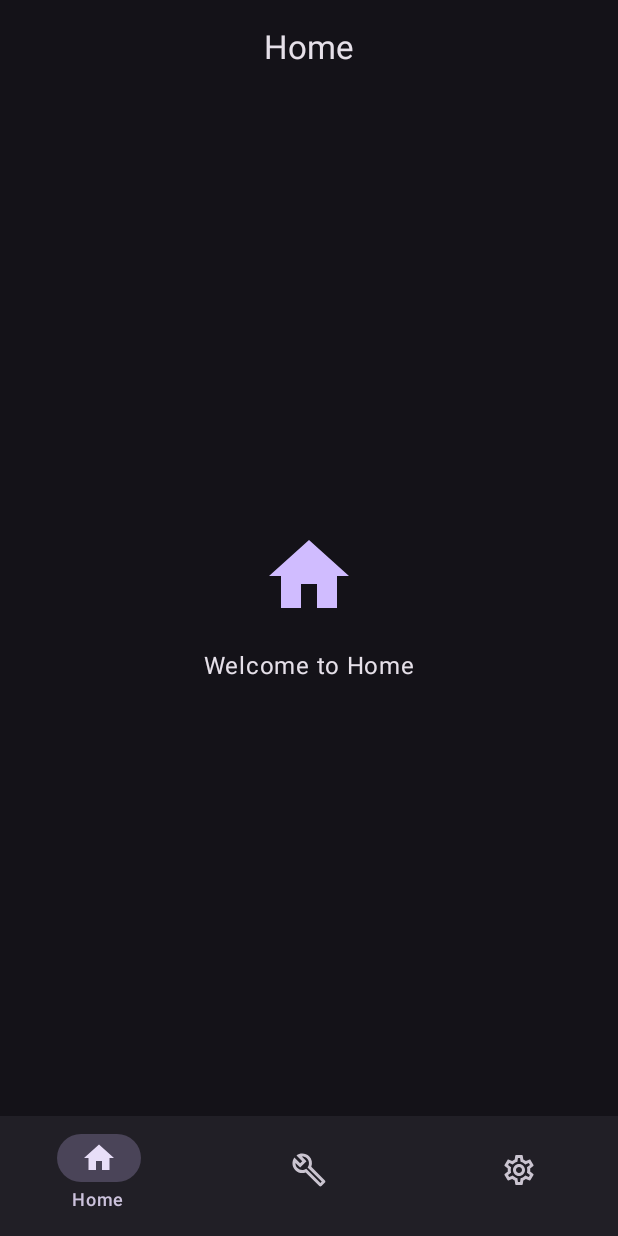
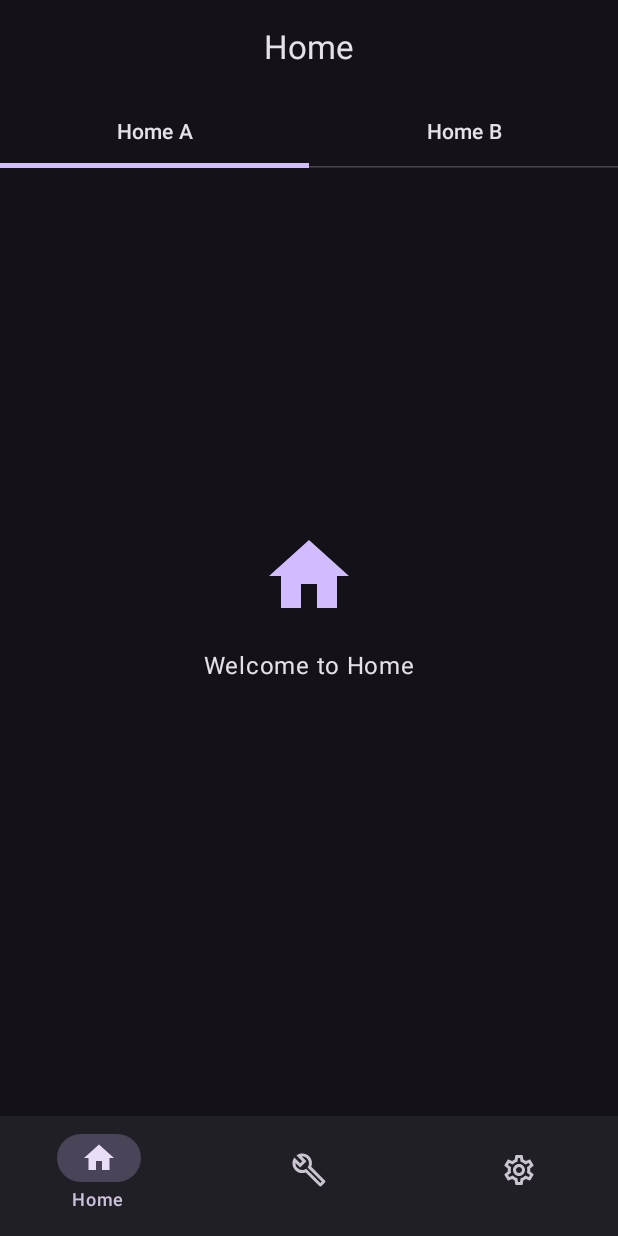
Before and after one commit to Kitsuri-Studios/Mirage, an Android app built with Jetpack Compose: the screen it shows after launch (MainActivity), on a phone screen of 412 x 824 dp. Run offline under Robolectric (Android 15) with nearby library versions, the light colour scheme and no system bars.

Commit message:
fix nav tab transition, add secondary tab row to home screen (placebo)

```diff
--- /dev/null
+++ b/app/src/main/java/io/kitsuri/m1rage/navigation/HomeScreen.kt
@@ -0,0 +1,10 @@
+package io.kitsuri.m1rage.navigation
+
+// secondary tab row for HomeScreen - fzul
+enum class HomeScreen(
+    val route: String,
+    val title: String
+) {
+    HomeScreenA("home_a", "Home A"),
+    HomeScreenB("home_b", "Home B")
+}
--- a/app/src/main/java/io/kitsuri/m1rage/navigation/Screen.kt
+++ b/app/src/main/java/io/kitsuri/m1rage/navigation/Screen.kt
@@ -9,13 +9,15 @@ import androidx.compose.material.icons.outlined.Home
 import androidx.compose.material.icons.outlined.Settings
 import androidx.compose.ui.graphics.vector.ImageVector
 
+// i am not sure if i am allowed to use enum class for ordinal. so i added ordinal to this class manually to fix transition animation
 sealed class Screen(
+    val ordinal: Int,
     val route: String,
     val title: String,
     val iconFilled: ImageVector,
     val iconOutlined: ImageVector
 ) {
-    object Home : Screen("home", "Home", Icons.Filled.Home, Icons.Outlined.Home)
-    object Patcher : Screen("patcher", "Patcher", Icons.Filled.Build, Icons.Outlined.Build)
-    object Settings : Screen("settings", "Settings", Icons.Filled.Settings, Icons.Outlined.Settings)
+    object Home : Screen(0, "home", "Home", Icons.Filled.Home, Icons.Outlined.Home)
+    object Patcher : Screen(1, "patcher", "Patcher", Icons.Filled.Build, Icons.Outlined.Build)
+    object Settings : Screen(2, "settings", "Settings", Icons.Filled.Settings, Icons.Outlined.Settings)
 }
--- a/app/src/main/java/io/kitsuri/m1rage/ui/components/MainScaffold.kt
+++ b/app/src/main/java/io/kitsuri/m1rage/ui/components/MainScaffold.kt
@@ -1,6 +1,7 @@
 package io.kitsuri.m1rage.ui.components
 
 import androidx.activity.compose.BackHandler
+import androidx.activity.compose.LocalActivity
 import androidx.compose.animation.*
 import androidx.compose.animation.core.tween
 import androidx.compose.foundation.layout.*
@@ -14,6 +15,8 @@ import io.kitsuri.m1rage.ui.pages.SettingsScreen
 import kotlinx.coroutines.delay
 import kotlinx.coroutines.launch
 
+var oldSelectedScreenInt = Screen.Home.ordinal // to remember old screen (for fixing transition)
+
 @OptIn(ExperimentalMaterial3Api::class)
 @Composable
 fun MainScaffold() {
@@ -22,7 +25,11 @@ fun MainScaffold() {
     var backPressedOnce by remember { mutableStateOf(false) }
     val scope = rememberCoroutineScope()
     val snackbarHostState = remember { SnackbarHostState() }
-    val activity = androidx.activity.compose.LocalActivity.current
+    val activity = LocalActivity.current // import the class
+
+    LaunchedEffect(selectedScreen) { // update the variable on selectedScreen change
+        oldSelectedScreenInt = selectedScreen.ordinal
+    }
 
     BackHandler {
         if (selectedScreen != Screen.Home) {
--- a/app/src/main/java/io/kitsuri/m1rage/ui/components/NavHost.kt
+++ b/app/src/main/java/io/kitsuri/m1rage/ui/components/NavHost.kt
@@ -3,6 +3,7 @@ package io.kitsuri.m1rage.ui.components
 import androidx.compose.animation.*
 import androidx.compose.animation.core.tween
 import androidx.compose.runtime.Composable
+import androidx.compose.runtime.MutableState
 import io.kitsuri.m1rage.navigation.Screen
 import io.kitsuri.m1rage.ui.pages.HomeScreen
 import io.kitsuri.m1rage.ui.pages.PatcherScreen
@@ -10,15 +11,17 @@ import io.kitsuri.m1rage.ui.pages.SettingsScreen
 
 @Composable
 fun NavHost(selectedScreen: Screen) {
+    val isLeftTab = oldSelectedScreenInt < selectedScreen.ordinal // condition that controls left/right transition
+
     AnimatedContent(
         targetState = selectedScreen,
         transitionSpec = {
             slideInHorizontally(
-                initialOffsetX = { fullWidth -> fullWidth },
+                initialOffsetX = { fullWidth -> if (isLeftTab) fullWidth else -fullWidth },
                 animationSpec = tween(300)
             ) + fadeIn(animationSpec = tween(300)) togetherWith
                     slideOutHorizontally(
-                        targetOffsetX = { fullWidth -> -fullWidth },
+                        targetOffsetX = { fullWidth -> if (!isLeftTab) fullWidth else -fullWidth },
                         animationSpec = tween(300)
                     ) + fadeOut(animationSpec = tween(300))
         },
--- a/app/src/main/java/io/kitsuri/m1rage/ui/pages/HomeScreen.kt
+++ b/app/src/main/java/io/kitsuri/m1rage/ui/pages/HomeScreen.kt
@@ -4,16 +4,39 @@ package io.kitsuri.m1rage.ui.pages
 import androidx.compose.foundation.layout.*
 import androidx.compose.material.icons.Icons
 import androidx.compose.material.icons.filled.Home
+import androidx.compose.material3.ExperimentalMaterial3Api
 import androidx.compose.material3.Icon
 import androidx.compose.material3.MaterialTheme
+import androidx.compose.material3.SecondaryTabRow
+import androidx.compose.material3.Tab
 import androidx.compose.material3.Text
 import androidx.compose.runtime.Composable
+import androidx.compose.runtime.getValue
+import androidx.compose.runtime.mutableIntStateOf
+import androidx.compose.runtime.mutableStateOf
+import androidx.compose.runtime.saveable.rememberSaveable
+import androidx.compose.runtime.setValue
 import androidx.compose.ui.Alignment
 import androidx.compose.ui.Modifier
 import androidx.compose.ui.unit.dp
+import io.kitsuri.m1rage.navigation.HomeScreen
 
+@OptIn(ExperimentalMaterial3Api::class)
 @Composable
-fun HomeScreen() {
+// use most private visibility modifier where possible - fzul
+internal fun HomeScreen() {
+    // Secondary tab row
+    val startDestination = HomeScreen.HomeScreenA
+    var selectedDestination by rememberSaveable { mutableIntStateOf(startDestination.ordinal) }
+    SecondaryTabRow(selectedTabIndex = selectedDestination) {
+        HomeScreen.entries.forEachIndexed { index, destination ->
+            Tab(
+                selected = selectedDestination == index,
+                onClick = { selectedDestination = index },
+                text = { Text(destination.title) }
+            )
+        }
+    }
     Column(
         modifier = Modifier
             .fillMaxSize()
```
